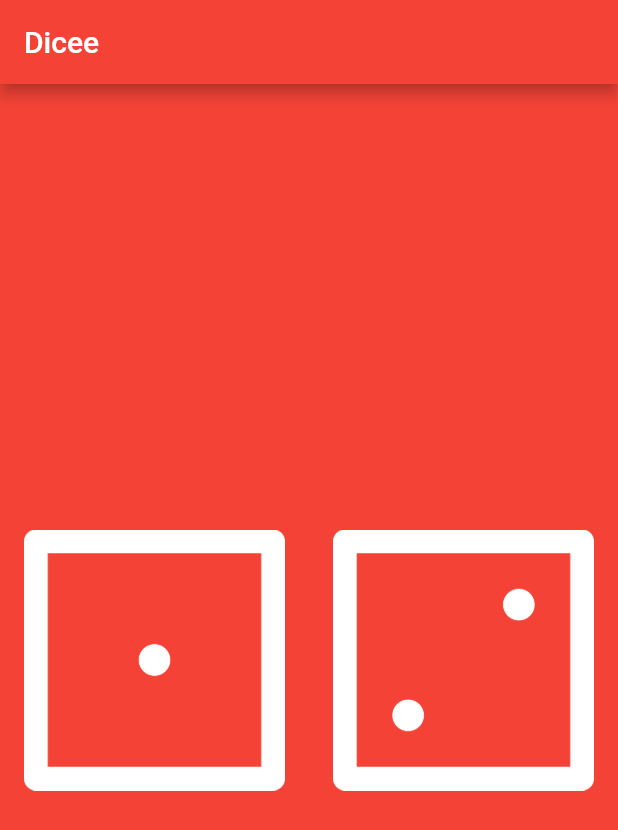
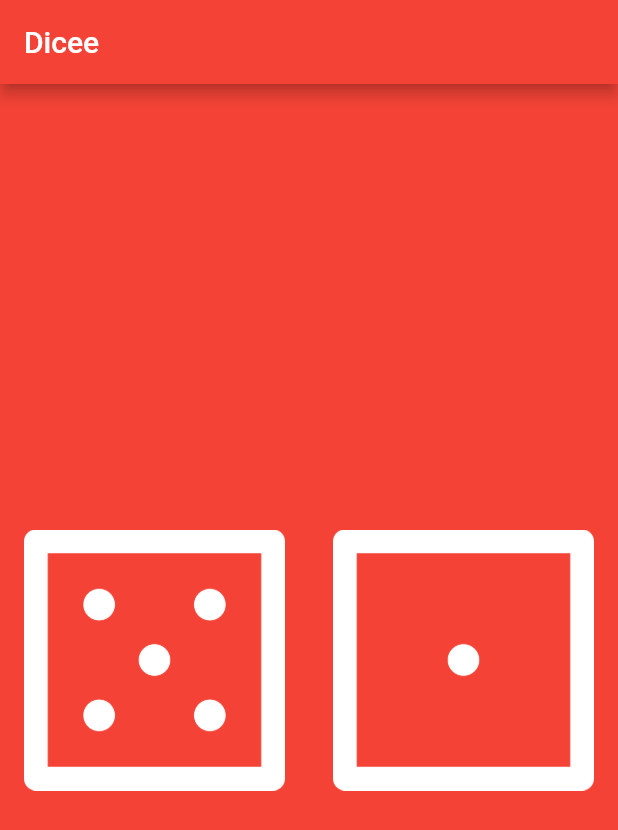
Before and after one commit to Dadajon/flutter-development, a Flutter app: the screen it shows after launch, on a phone screen of 412 x 824 dp. Shown: the top 830 px of the screen. Run offline on Flutter 3.47's test engine with Material 2 defaults, Android fonts, the light colour scheme and no system bars.

Commit message:
Start working with #var

```diff
--- a/dicee/lib/main.dart
+++ b/dicee/lib/main.dart
@@ -18,6 +18,8 @@ void main() {
 class DicePage extends StatelessWidget {
   @override
   Widget build(BuildContext context) {
+    var leftDiceNumber = 5;
+
     return Center(
       child: Row(
         children: <Widget>[
@@ -26,7 +28,7 @@ class DicePage extends StatelessWidget {
               onPressed: () {
                 print('Left button got pressed.');
               },
-              child: Image.asset('images/dice1.png'),
+              child: Image.asset('images/dice$leftDiceNumber.png'),
             ),
           ),
           Expanded(
@@ -34,7 +36,7 @@ class DicePage extends StatelessWidget {
               onPressed: () {
                 print('Right button got pressed.');
               },
-              child: Image.asset('images/dice2.png'),
+              child: Image.asset('images/dice1.png'),
             ),
           ),
         ],
```
